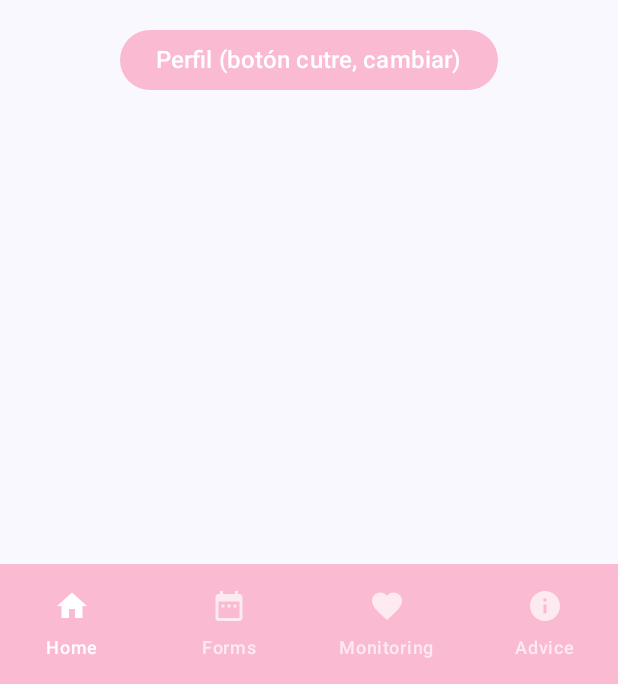
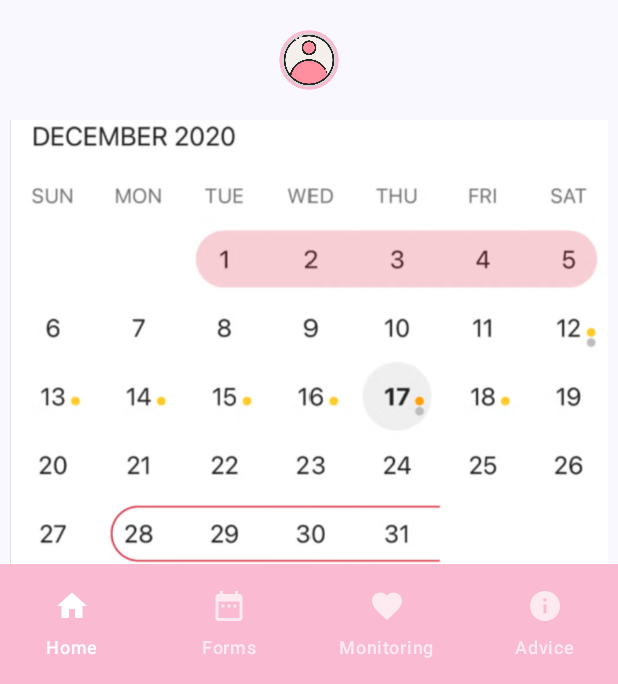
Before and after one commit to EA-12/CicloCare, an Android app built with Jetpack Compose: the BottomNavScreen screen opened through its navigation route, on a phone screen of 412 x 824 dp, the part 552-1236 px from its top. Run offline under Robolectric (Android 15) with nearby library versions, the phone set to English and light mode, and no system bars.

Commit message:
Aplicacion_unificada

```diff
--- a/app/src/main/java/com/example/ciclocare/MainActivity.kt
+++ b/app/src/main/java/com/example/ciclocare/MainActivity.kt
@@ -52,7 +52,7 @@ fun App() {
     NavHost(navController = navController, startDestination = "login") {
         composable("login") { LogIn(onFormularioChange = { formulario = it }, navController) }
         composable("pantallaPrincipal") { BottomNavScreen(navController, formulario) }
-        composable("registro") { formulario = Registro(formulario, navController) }
+        //composable("registro") { formulario = Registro(formulario, navController) }
         composable("perfil") { Perfil(formulario, navController) }
         composable("cuestionarios") { Cuestionarios(navController) }
     }
--- a/app/src/main/java/com/example/ciclocare/ui/view/Home.kt
+++ b/app/src/main/java/com/example/ciclocare/ui/view/Home.kt
@@ -1,16 +1,25 @@
 package com.example.ciclocare.ui.view
 
 import androidx.compose.foundation.Image
+import androidx.compose.foundation.border
 import androidx.compose.foundation.layout.Arrangement
 import androidx.compose.foundation.layout.Column
+import androidx.compose.foundation.layout.Spacer
 import androidx.compose.foundation.layout.fillMaxSize
+import androidx.compose.foundation.layout.height
 import androidx.compose.foundation.layout.padding
+import androidx.compose.foundation.layout.size
+import androidx.compose.foundation.layout.width
+import androidx.compose.foundation.shape.CircleShape
 import androidx.compose.material3.Button
 import androidx.compose.material3.ButtonDefaults
+import androidx.compose.material3.Icon
+import androidx.compose.material3.IconButton
 import androidx.compose.material3.Text
 import androidx.compose.runtime.Composable
 import androidx.compose.ui.Alignment
 import androidx.compose.ui.Modifier
+import androidx.compose.ui.draw.clip
 import androidx.compose.ui.graphics.Color
 import androidx.compose.ui.res.painterResource
 import androidx.compose.ui.text.font.FontWeight
@@ -44,17 +53,30 @@ fun Home (
             fontWeight = FontWeight.Bold,
             fontSize = 20.sp
         )
-        Button(
-            onClick = { navController.navigate("perfil") },
-            colors = ButtonDefaults.buttonColors(containerColor = PrimaryColor),
-            modifier = modifier.padding(top = 16.dp)
-        ) {
-            Text(
-                text = "Perfil (botón cutre, cambiar)",
-                color = Color.White,
-                fontSize = 16.sp
+        Spacer(modifier = Modifier.height(16.dp))
+
+        IconButton(onClick = {  navController.navigate("perfil")  }) {
+            Image(
+                painter = painterResource(id = R.drawable.icono_perfil), // tu ícono personalizado
+                contentDescription = "Perfil",
+                modifier = Modifier
+                    .size(200.dp)
+                    .clip(CircleShape)
+                    .border(2.dp, PrimaryColor, CircleShape)
             )
+
         }
+
+        Spacer(modifier = Modifier.height(16.dp))
+
+        Image(
+            painter = painterResource(id = R.drawable.calendario),
+            contentDescription = "Calendario",
+            modifier = Modifier
+                .width(500.dp)
+                .height(300.dp)
+        )
+        Spacer(modifier = Modifier.height(200.dp))
     }
     //AQUÍ HAY QUE METER EL PERFIL
 }
--- a/app/src/main/java/com/example/ciclocare/ui/view/LogIn.kt
+++ b/app/src/main/java/com/example/ciclocare/ui/view/LogIn.kt
@@ -1,28 +1,18 @@
 package com.example.ciclocare.ui.view
 
 import androidx.compose.foundation.Image
+import androidx.compose.foundation.background
 import androidx.compose.foundation.clickable
-import androidx.compose.foundation.layout.Arrangement
-import androidx.compose.foundation.layout.Column
-import androidx.compose.foundation.layout.Spacer
-import androidx.compose.foundation.layout.fillMaxSize
-import androidx.compose.foundation.layout.height
-import androidx.compose.foundation.layout.padding
-import androidx.compose.material3.AlertDialogDefaults.containerColor
+import androidx.compose.foundation.layout.*
 import androidx.compose.material3.Button
 import androidx.compose.material3.ButtonDefaults
 import androidx.compose.material3.OutlinedTextField
 import androidx.compose.material3.Text
 import androidx.compose.material3.TextFieldDefaults
-import androidx.compose.runtime.Composable
-import androidx.compose.runtime.getValue
-import androidx.compose.runtime.mutableStateOf
-import androidx.compose.runtime.remember
-import androidx.compose.runtime.setValue
+import androidx.compose.runtime.*
 import androidx.compose.ui.Alignment
 import androidx.compose.ui.Modifier
 import androidx.compose.ui.graphics.Color
-import androidx.compose.ui.res.colorResource
 import androidx.compose.ui.res.painterResource
 import androidx.compose.ui.text.font.FontWeight
 import androidx.compose.ui.text.input.PasswordVisualTransformation
@@ -30,13 +20,12 @@ import androidx.compose.ui.text.style.TextDecoration
 import androidx.compose.ui.unit.dp
 import androidx.compose.ui.unit.sp
 import androidx.navigation.NavController
-import com.example.ciclocare.MainActivity
 import com.example.ciclocare.R
 import com.example.ciclocare.ui.constants.Formulario
 import com.example.ciclocare.ui.theme.PrimaryColor
 
 @Composable
-fun LogIn (
+fun LogIn(
     onFormularioChange: (Formulario) -> Unit,
     navController: NavController,
     modifier: Modifier = Modifier
@@ -45,37 +34,41 @@ fun LogIn (
     var password by remember { mutableStateOf("") }
     var errorMessage by remember { mutableStateOf<String?>(null) }
 
-
     Column(
         modifier = modifier
             .fillMaxSize()
+            .background(Color.Black) // Fondo negro
             .padding(16.dp),
         verticalArrangement = Arrangement.Center,
         horizontalAlignment = Alignment.CenterHorizontally,
     ) {
         Text(
             text = "Log in",
-            modifier = modifier,
             fontWeight = FontWeight.Bold,
-            fontSize = 20.sp
+            fontSize = 20.sp,
+            color = Color.White // texto blanco sobre fondo negro
         )
+
         Image(
             painter = painterResource(id = R.drawable.logo),
             contentDescription = "App logo"
         )
+
         Spacer(modifier = Modifier.height(16.dp))
 
         OutlinedTextField(
             value = username,
             onValueChange = { username = it },
-            label = { Text("Usuario") },
+            label = { Text("Usuario", color = Color.White) },
             singleLine = true,
             colors = TextFieldDefaults.colors(
-                focusedTextColor = Color.Black,
-                unfocusedTextColor = Color.Black,
-                focusedContainerColor = Color.White,
-                unfocusedContainerColor = Color.White,
-                disabledContainerColor = Color.White
+                focusedTextColor = Color.White,
+                unfocusedTextColor = Color.White,
+                focusedContainerColor = Color.DarkGray,
+                unfocusedContainerColor = Color.DarkGray,
+                disabledContainerColor = Color.DarkGray,
+                focusedLabelColor = Color.White,
+                unfocusedLabelColor = Color.LightGray
             )
         )
 
@@ -84,22 +77,25 @@ fun LogIn (
         OutlinedTextField(
             value = password,
             onValueChange = { password = it },
-            label = { Text("Contraseña") },
+            label = { Text("Contraseña", color = Color.White) },
             visualTransformation = PasswordVisualTransformation(),
             singleLine = true,
             colors = TextFieldDefaults.colors(
-                focusedTextColor = Color.Black,
-                unfocusedTextColor = Color.Black,
-                focusedContainerColor = Color.White,
-                unfocusedContainerColor = Color.White,
-                disabledContainerColor = Color.White
+                focusedTextColor = Color.White,
+                unfocusedTextColor = Color.White,
+                focusedContainerColor = Color.DarkGray,
+                unfocusedContainerColor = Color.DarkGray,
+                disabledContainerColor = Color.DarkGray,
+                focusedLabelColor = Color.White,
+                unfocusedLabelColor = Color.LightGray
             )
         )
 
         Spacer(modifier = Modifier.height(16.dp))
 
-        Button(onClick = {
-            errorMessage = null // limpiamos mensaje anterior
+        Button(
+            onClick = {
+                errorMessage = null
 
                 if (username == "" && password == "") {
                     onFormularioChange(
@@ -127,7 +123,6 @@ fun LogIn (
             Text("Iniciar sesión")
         }
 
-
         if (errorMessage != null) {
             Text(
                 text = errorMessage!!,
@@ -137,10 +132,8 @@ fun LogIn (
             )
         }
 
-
         Spacer(modifier = Modifier.height(20.dp))
 
-        // Texto clicable para registrarse
         Text(
             text = "¿No está registrada? Regístrese",
             color = PrimaryColor,
--- a/app/src/main/java/com/example/ciclocare/ui/view/Perfil.kt
+++ b/app/src/main/java/com/example/ciclocare/ui/view/Perfil.kt
@@ -34,6 +34,7 @@ fun Perfil(
             .fillMaxSize()
             .padding(16.dp),
         color = Color(0xFFD8EFFE) // Fondo pastel azul
+
     ) {
         Column(
             horizontalAlignment = Alignment.CenterHorizontally,
```
Also changed, not shown: app/src/main/java/com/example/ciclocare/ui/view/Consejos.kt (+7 -1 lines), app/src/main/java/com/example/ciclocare/ui/view/Cuestionarios.kt (+16 -40 lines), app/src/main/java/com/example/ciclocare/ui/view/Registro.kt (+8 -31 lines), app/src/main/res/drawable/calendario.png (added), app/src/main/res/drawable/icono_perfil.png (added). Lines whose indentation alone changed are shown as unchanged.
